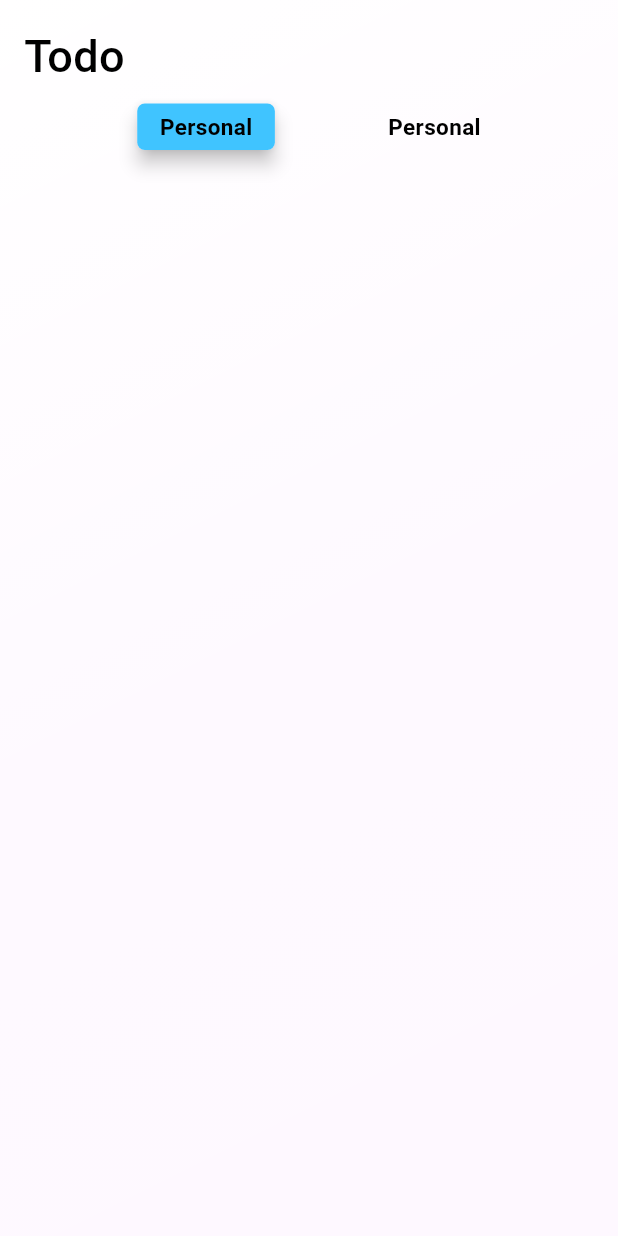
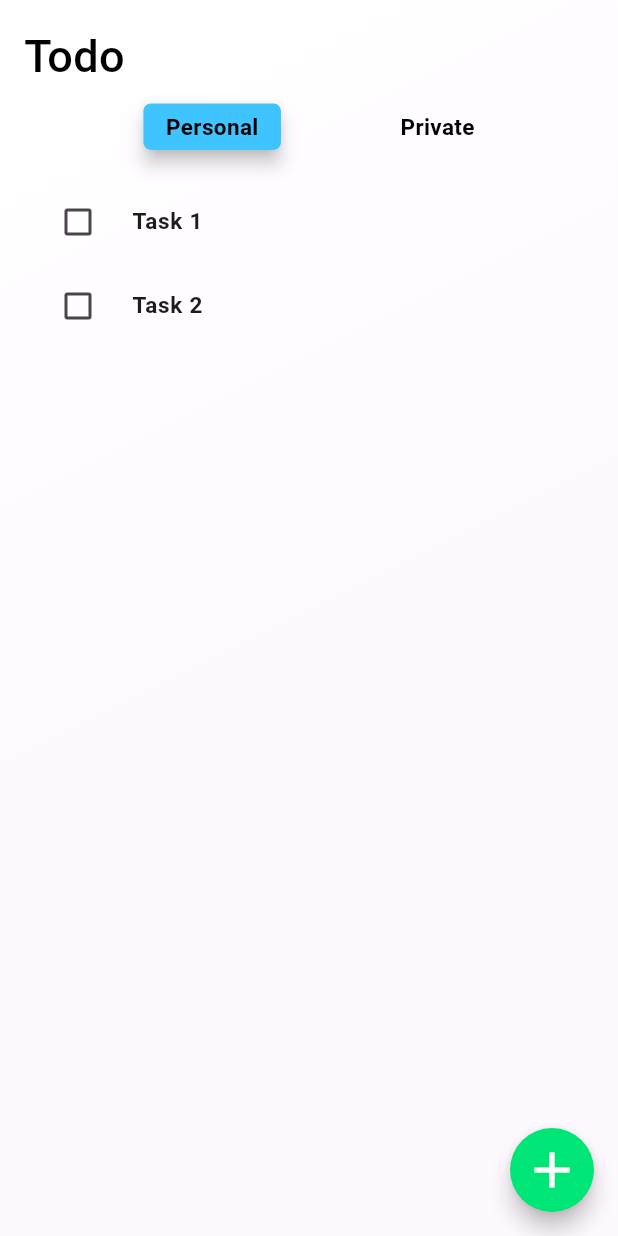
Before and after one commit to iArgho/todo_firebase, a Flutter app: the screen it shows after launch, on a phone screen of 412 x 824 dp. Run offline on Flutter 3.47's test engine with Material 3 defaults, Android fonts, the phone set to English and light mode, and no system bars.

Commit message:
UI design has been done 👍

```diff
--- a/lib/Screens/home_screen.dart
+++ b/lib/Screens/home_screen.dart
@@ -8,10 +8,23 @@ class MyHomePage extends StatefulWidget {
 }
 
 class _MyHomePageState extends State<MyHomePage> {
-  bool _personal = true, _private = false;
+  bool _personal = true, _private = false, _suggest = false;
+
   @override
   Widget build(BuildContext context) {
     return Scaffold(
+      floatingActionButton: FloatingActionButton(
+        backgroundColor: Colors.greenAccent.shade400,
+        onPressed: () {},
+        shape: RoundedRectangleBorder(
+          borderRadius: BorderRadius.circular(50),
+        ),
+        child: const Icon(
+          Icons.add,
+          color: Colors.white,
+          size: 40,
+        ),
+      ),
       body: SafeArea(
         child: Container(
           height: MediaQuery.of(context).size.height,
@@ -28,16 +41,15 @@ class _MyHomePageState extends State<MyHomePage> {
             child: Column(
               crossAxisAlignment: CrossAxisAlignment.start,
               children: [
-                Container(
-                  child: Text(
+                const Text(
                   'Todo',
                   style: TextStyle(
                     fontSize: 30,
                     fontWeight: FontWeight.w500,
-                        color: Colors.black),
+                    color: Colors.black,
                   ),
                 ),
-                SizedBox(
+                const SizedBox(
                   height: 10,
                 ),
                 Row(
@@ -52,13 +64,15 @@ class _MyHomePageState extends State<MyHomePage> {
                                   horizontal: 15, vertical: 5),
                               decoration: BoxDecoration(
                                 color: Colors.lightBlueAccent,
-                                  borderRadius: BorderRadius.circular(5)),
-                              child: Text(
+                                borderRadius: BorderRadius.circular(5),
+                              ),
+                              child: const Text(
                                 'Personal',
                                 style: TextStyle(
                                   color: Colors.black,
                                   fontSize: 15,
-                                    fontWeight: FontWeight.bold),
+                                  fontWeight: FontWeight.bold,
+                                ),
                               ),
                             ),
                           )
@@ -68,12 +82,13 @@ class _MyHomePageState extends State<MyHomePage> {
                               _private = false;
                               setState(() {});
                             },
-                            child: Text(
+                            child: const Text(
                               'Personal',
                               style: TextStyle(
                                 color: Colors.black,
                                 fontSize: 15,
-                                  fontWeight: FontWeight.bold),
+                                fontWeight: FontWeight.bold,
+                              ),
                             ),
                           ),
                     _private
@@ -84,14 +99,16 @@ class _MyHomePageState extends State<MyHomePage> {
                               padding: const EdgeInsets.symmetric(
                                   horizontal: 15, vertical: 5),
                               decoration: BoxDecoration(
-                                  color: Color.fromARGB(255, 57, 254, 169),
-                                  borderRadius: BorderRadius.circular(5)),
-                              child: Text(
+                                color: const Color.fromARGB(255, 57, 254, 169),
+                                borderRadius: BorderRadius.circular(5),
+                              ),
+                              child: const Text(
                                 'Private',
                                 style: TextStyle(
                                   color: Colors.black,
                                   fontSize: 15,
-                                    fontWeight: FontWeight.bold),
+                                  fontWeight: FontWeight.bold,
+                                ),
                               ),
                             ),
                           )
@@ -101,15 +118,53 @@ class _MyHomePageState extends State<MyHomePage> {
                               _private = true;
                               setState(() {});
                             },
-                            child: Text(
-                              'Personal',
+                            child: const Text(
+                              'Private',
                               style: TextStyle(
                                 color: Colors.black,
                                 fontSize: 15,
-                                  fontWeight: FontWeight.bold),
+                                fontWeight: FontWeight.bold,
+                              ),
                             ),
                           ),
                   ],
+                ),
+                const SizedBox(
+                  height: 20,
+                ),
+                CheckboxListTile(
+                  activeColor: Colors.greenAccent.shade400,
+                  title: const Text(
+                    'Task 1',
+                    style: TextStyle(
+                      fontSize: 15,
+                      fontWeight: FontWeight.w600,
+                    ),
+                  ),
+                  value: _suggest,
+                  onChanged: (newValue) {
+                    setState(() {
+                      _suggest = newValue!;
+                    });
+                  },
+                  controlAffinity: ListTileControlAffinity.leading,
+                ),
+                CheckboxListTile(
+                  activeColor: Colors.greenAccent.shade400,
+                  title: const Text(
+                    'Task 2',
+                    style: TextStyle(
+                      fontSize: 15,
+                      fontWeight: FontWeight.w600,
+                    ),
+                  ),
+                  value: _suggest,
+                  onChanged: (newValue) {
+                    setState(() {
+                      _suggest = newValue!;
+                    });
+                  },
+                  controlAffinity: ListTileControlAffinity.leading,
                 ),
               ],
             ),
```
Lines whose indentation alone changed are shown as unchanged.
